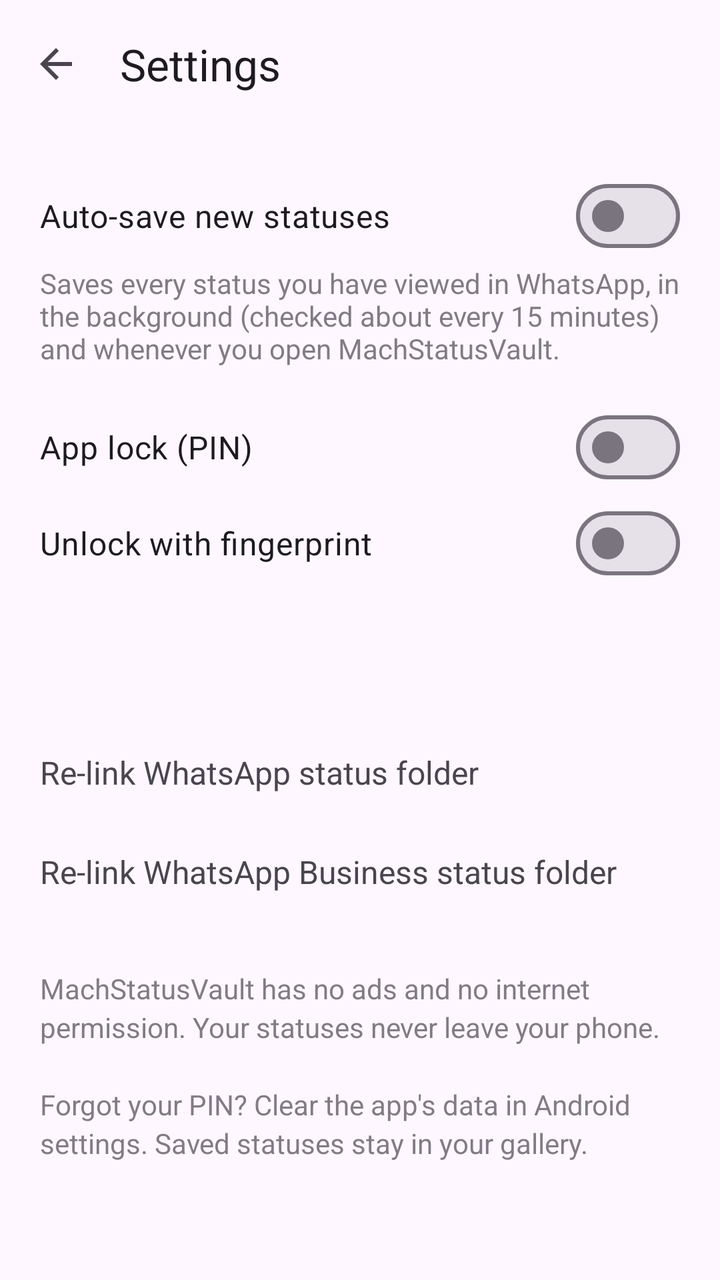
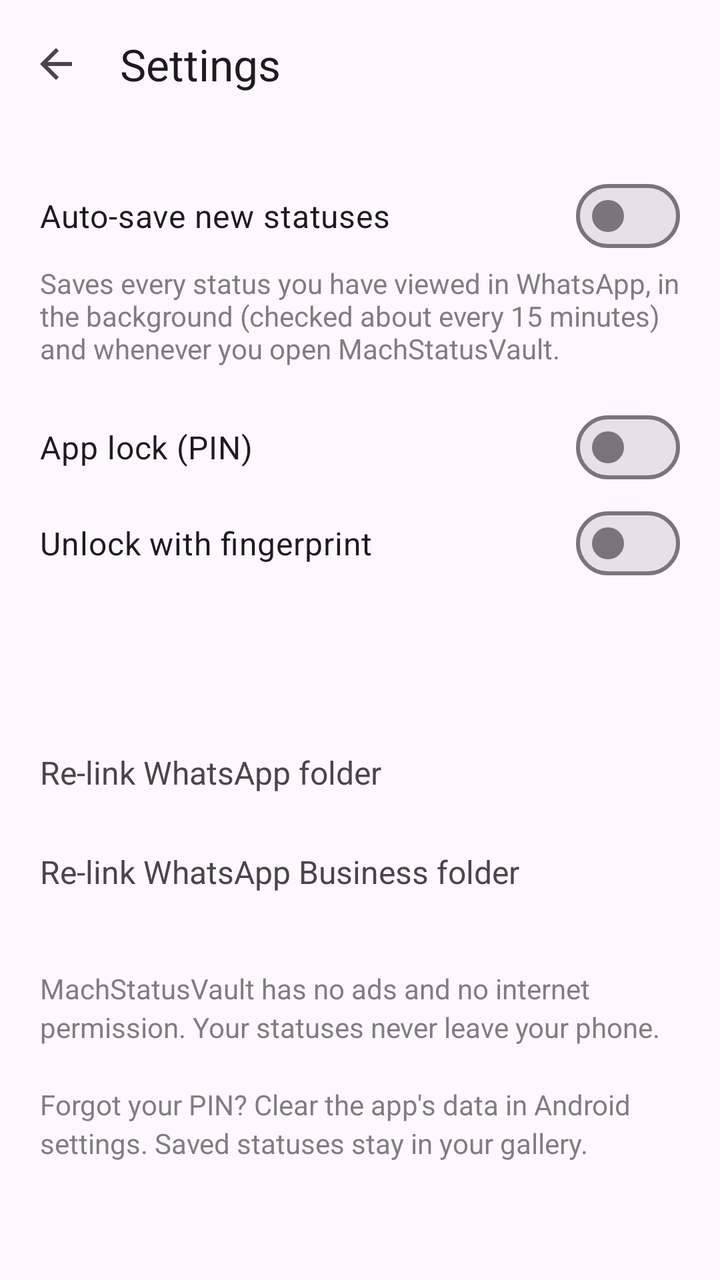

Screens rendered from an Android XML layout before and after an edit, with the pre-edit source and the edit as a unified diff.
<!-- AndroidManifest.xml: application theme Theme.StatusVault -->
<!-- res/layout/activity_settings.xml -->
<?xml version="1.0" encoding="utf-8"?>
<LinearLayout xmlns:android="http://schemas.android.com/apk/res/android"
    xmlns:app="http://schemas.android.com/apk/res-auto"
    android:layout_width="match_parent"
    android:layout_height="match_parent"
    android:fitsSystemWindows="true"
    android:orientation="vertical">

    <com.google.android.material.appbar.MaterialToolbar
        android:id="@+id/toolbar"
        android:layout_width="match_parent"
        android:layout_height="?attr/actionBarSize"
        app:navigationIcon="@drawable/ic_back"
        app:title="@string/settings" />

    <ScrollView
        android:layout_width="match_parent"
        android:layout_height="match_parent">

        <LinearLayout
            android:layout_width="match_parent"
            android:layout_height="wrap_content"
            android:orientation="vertical"
            android:padding="20dp">

            <com.google.android.material.materialswitch.MaterialSwitch
                android:id="@+id/swAuto"
                android:layout_width="match_parent"
                android:layout_height="wrap_content"
                android:text="Auto-save new statuses"
                android:textSize="16sp" />

            <TextView
                android:layout_width="match_parent"
                android:layout_height="wrap_content"
                android:layout_marginBottom="16dp"
                android:alpha="0.7"
                android:text="Saves every status you have viewed in WhatsApp, in the background (checked about every 15 minutes) and whenever you open MachStatusVault." />

            <com.google.android.material.materialswitch.MaterialSwitch
                android:id="@+id/swLock"
                android:layout_width="match_parent"
                android:layout_height="wrap_content"
                android:text="App lock (PIN)"
                android:textSize="16sp" />

            <com.google.android.material.materialswitch.MaterialSwitch
                android:id="@+id/swBio"
                android:layout_width="match_parent"
                android:layout_height="wrap_content"
                android:text="Unlock with fingerprint"
                android:textSize="16sp" />

            <TextView
                android:id="@+id/rowTheme"
                android:layout_width="match_parent"
                android:layout_height="wrap_content"
                android:layout_marginTop="16dp"
                android:background="?attr/selectableItemBackground"
                android:paddingTop="14dp"
                android:paddingBottom="14dp"
                android:textSize="16sp" />

            <TextView
                android:id="@+id/rowLinkWa"
                android:layout_width="match_parent"
                android:layout_height="wrap_content"
                android:background="?attr/selectableItemBackground"
                android:paddingTop="14dp"
                android:paddingBottom="14dp"
                android:text="Re-link WhatsApp status folder"
                android:textSize="16sp" />

            <TextView
                android:id="@+id/rowLinkBiz"
                android:layout_width="match_parent"
                android:layout_height="wrap_content"
                android:background="?attr/selectableItemBackground"
                android:paddingTop="14dp"
                android:paddingBottom="14dp"
                android:text="Re-link WhatsApp Business status folder"
                android:textSize="16sp" />

            <TextView
                android:layout_width="match_parent"
                android:layout_height="wrap_content"
                android:layout_marginTop="24dp"
                android:alpha="0.7"
                android:lineSpacingExtra="3dp"
                android:text="@string/about" />
        </LinearLayout>
    </ScrollView>
</LinearLayout>
<!-- resources referenced by this layout -->
<resources>
  <!-- drawable ic_back (drawable) -->
  <?xml version="1.0" encoding="utf-8"?>
  <vector xmlns:android="http://schemas.android.com/apk/res/android"
      android:width="24dp"
      android:height="24dp"
      android:viewportWidth="24"
      android:viewportHeight="24">
      <path
          android:fillColor="?attr/colorControlNormal"
          android:pathData="M20,11H7.83l5.59,-5.59L12,4l-8,8 8,8 1.41,-1.41L7.83,13H20v-2z" />
  </vector>
  <string name="about">MachStatusVault has no ads and no internet permission. Your statuses never leave your phone.\n\nForgot your PIN? Clear the app\'s data in Android settings. Saved statuses stay in your gallery.</string>
  <string name="settings">Settings</string>
  <style name="Theme.StatusVault" parent="Theme.Material3.DayNight.NoActionBar">
          <item name="colorPrimary">@color/brand</item>
          <item name="colorOnPrimary">@android:color/white</item>
          <item name="colorSecondary">@color/brand</item>
          <item name="windowActionModeOverlay">true</item>
      </style>
  <color name="brand">#00695C</color>
</resources>

<!-- the commit's change to res/layout/activity_settings.xml (unified diff, before → after) -->
@@ -68,7 +68,7 @@
                 android:background="?attr/selectableItemBackground"
                 android:paddingTop="14dp"
                 android:paddingBottom="14dp"
-                android:text="Re-link WhatsApp status folder"
+                android:text="Re-link WhatsApp folder"
                 android:textSize="16sp" />
 
             <TextView
@@ -78,7 +78,7 @@
                 android:background="?attr/selectableItemBackground"
                 android:paddingTop="14dp"
                 android:paddingBottom="14dp"
-                android:text="Re-link WhatsApp Business status folder"
+                android:text="Re-link WhatsApp Business folder"
                 android:textSize="16sp" />
 
             <TextView
